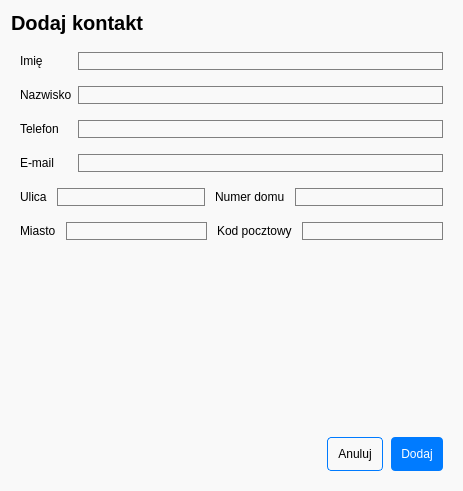
First picture: the form in createcontact.ui, repository Karoleqk/Baza-Kontaktow, before the edit.
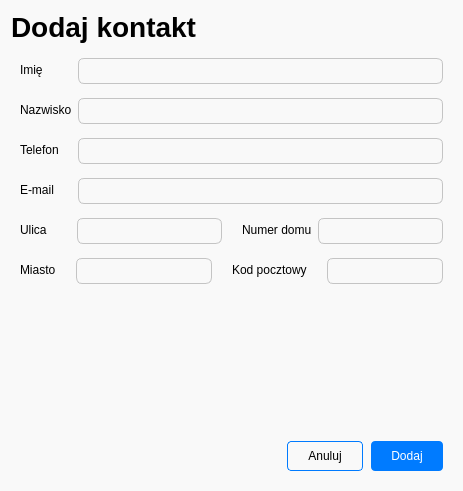
Second picture: the form after the edit.

Commit message: harmonize ui components and color palette

```diff
--- a/createcontact.ui
+++ b/createcontact.ui
@@ -23,12 +23,15 @@
 }
 
 #title {
-	font-size: 20px;
+	font-size: 28px;
 	font-weight: bold;
 }
 
-QLineEdit, QTextEdit {
-	border: 1px solid gray;
+QLineEdit{
+	border: 1px solid #C4C4C4;
+	background-color: transparent;
+	border-radius: 6px;
+	padding: 4px;
 }
 
 QLineEdit::focus, QTextEdit::focus {
@@ -42,7 +45,7 @@
 QPushButton {
 	background-color: #007BFF; 
 	color: white;
-	padding: 10px;
+	padding: 8px 20px;
 	border-radius: 4px;
 	text-align: center;
 	text-decoration: none;
@@ -56,15 +59,17 @@
 	background: transparent;
 	color: black;
 	border: 1px solid #007BFF;
-	padding-top: 9px;
-	padding-bottom: 9px;
+	text-decoration: none;
+	padding-top: 7px;
+	padding-bottom: 7px;
+}
+
+#btnCancel:hover {
+	background-color: #F5F5F5;
 }</string>
   </property>
   <layout class="QVBoxLayout" name="verticalLayout">
-   <property name="spacing">
-    <number>8</number>
-   </property>
-   <item alignment="Qt::AlignmentFlag::AlignTop">
+   <item>
     <widget class="QLabel" name="title">
      <property name="font">
       <font>
@@ -79,9 +84,9 @@
    </item>
    <item>
     <widget class="QWidget" name="main" native="true">
-     <layout class="QFormLayout" name="formLayout">
+     <layout class="QFormLayout" name="formLayout_5">
       <property name="verticalSpacing">
-       <number>16</number>
+       <number>14</number>
       </property>
       <item row="0" column="0">
        <widget class="QLabel" name="label_2">
@@ -124,60 +129,88 @@
        <widget class="QLineEdit" name="inputEmail"/>
       </item>
       <item row="4" column="0" colspan="2">
-       <layout class="QHBoxLayout" name="horizontalLayout_2">
+       <layout class="QHBoxLayout" name="horizontalLayout_3">
         <property name="spacing">
-         <number>10</number>
+         <number>20</number>
         </property>
         <item>
+         <layout class="QFormLayout" name="formLayout_3">
+          <property name="horizontalSpacing">
+           <number>30</number>
+          </property>
+          <property name="verticalSpacing">
+           <number>6</number>
+          </property>
+          <item row="0" column="1">
+           <widget class="QLineEdit" name="inputAddressStreet"/>
+          </item>
+          <item row="0" column="0">
          <widget class="QLabel" name="label">
           <property name="text">
            <string>Ulica</string>
           </property>
          </widget>
         </item>
-        <item>
-         <widget class="QLineEdit" name="inputAddressStreet"/>
+         </layout>
         </item>
         <item>
+         <layout class="QFormLayout" name="formLayout">
+          <property name="horizontalSpacing">
+           <number>6</number>
+          </property>
+          <item row="0" column="1">
+           <widget class="QLineEdit" name="inputAddressNumber"/>
+          </item>
+          <item row="0" column="0">
          <widget class="QLabel" name="label_4">
           <property name="text">
            <string>Numer domu</string>
           </property>
          </widget>
         </item>
-        <item>
-         <widget class="QLineEdit" name="inputAddressNumber"/>
+         </layout>
         </item>
        </layout>
       </item>
       <item row="5" column="0" colspan="2">
-       <layout class="QHBoxLayout" name="horizontalLayout_3">
+       <layout class="QHBoxLayout" name="horizontalLayout_2">
         <property name="spacing">
-         <number>10</number>
+         <number>20</number>
         </property>
         <item>
+         <layout class="QFormLayout" name="formLayout_4">
+          <property name="horizontalSpacing">
+           <number>20</number>
+          </property>
+          <item row="0" column="1">
+           <widget class="QLineEdit" name="inputAddressCity"/>
+          </item>
+          <item row="0" column="0">
          <widget class="QLabel" name="label_8">
           <property name="text">
            <string>Miasto</string>
           </property>
          </widget>
         </item>
-        <item>
-         <widget class="QLineEdit" name="inputAddressCity"/>
+         </layout>
         </item>
         <item>
+         <layout class="QFormLayout" name="formLayout_2">
+          <item row="0" column="0">
          <widget class="QLabel" name="label_7">
           <property name="text">
            <string>Kod pocztowy</string>
           </property>
          </widget>
         </item>
-        <item>
+          <item row="0" column="1">
          <widget class="QLineEdit" name="inputAddressPostalCode"/>
         </item>
        </layout>
       </item>
      </layout>
+      </item>
+     </layout>
     </widget>
    </item>
    <item>
@@ -193,7 +226,7 @@
      </property>
     </spacer>
    </item>
-   <item alignment="Qt::AlignmentFlag::AlignBottom">
+   <item>
     <widget class="QGroupBox" name="footer">
      <layout class="QHBoxLayout" name="horizontalLayout">
       <property name="spacing">
```
Left out of the diff: 4 changed lines with no effect on the pictures. Lines whose indentation alone changed are shown as unchanged. The commit also changes 5 other files.
